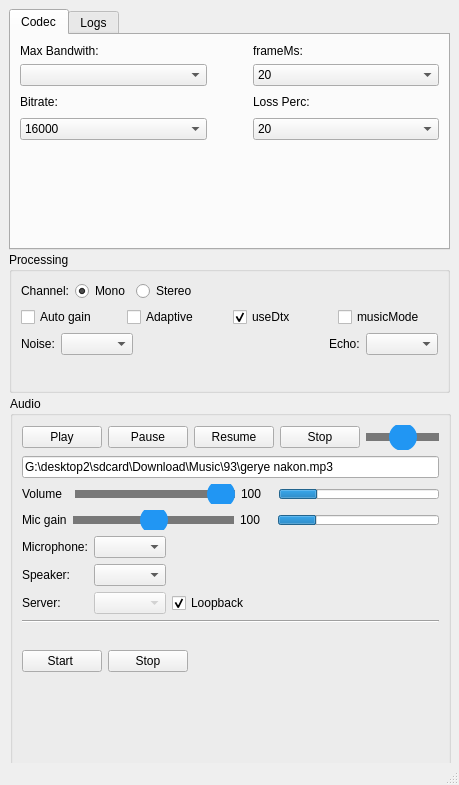
Qt form mainwindow.ui (crazyfull/AudioStreamer) before a commit.
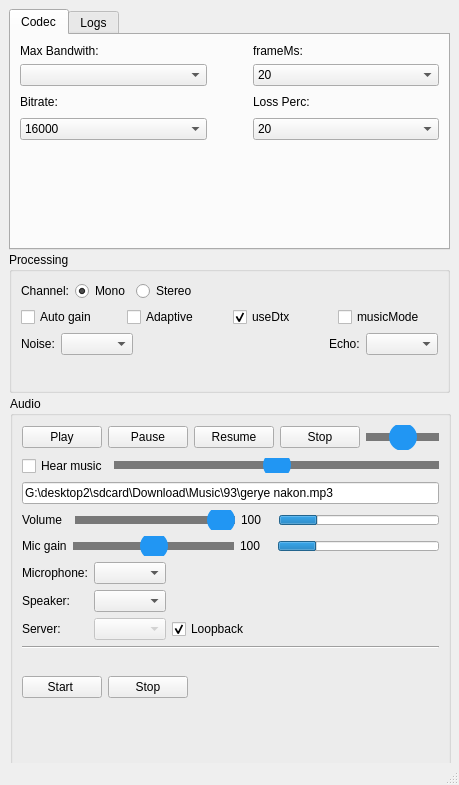
The same form after that commit. Icons and pictures are not drawn.

Commit message: Split music into MusicPlayer; add local monitor with its own volume

Diff of the .ui file:
```diff
--- a/mainwindow.ui
+++ b/mainwindow.ui
@@ -584,6 +584,39 @@
          </item>
         </layout>
        </item>
+       <item>
+        <layout class="QHBoxLayout" name="horizontalLayout_musicMonitor">
+         <item>
+          <widget class="QCheckBox" name="musicMonitor_checkBox">
+           <property name="toolTip">
+            <string>Hear the music here too, at once and without the network delay (so you can sing in time). Use headphones, or the speaker plays into the microphone.</string>
+           </property>
+           <property name="text">
+            <string>Hear music</string>
+           </property>
+          </widget>
+         </item>
+         <item>
+          <widget class="QSlider" name="musicMonitorSlider">
+           <property name="toolTip">
+            <string>Volume of the music you hear here only. The stream's music volume is the other slider.</string>
+           </property>
+           <property name="maximum">
+            <number>200</number>
+           </property>
+           <property name="pageStep">
+            <number>20</number>
+           </property>
+           <property name="value">
+            <number>100</number>
+           </property>
+           <property name="orientation">
+            <enum>Qt::Horizontal</enum>
+           </property>
+          </widget>
+         </item>
+        </layout>
+       </item>
        <item>
         <widget class="QLineEdit" name="txtMusicPath">
          <property name="minimumSize">
```
The commit also changes 16 other files.
